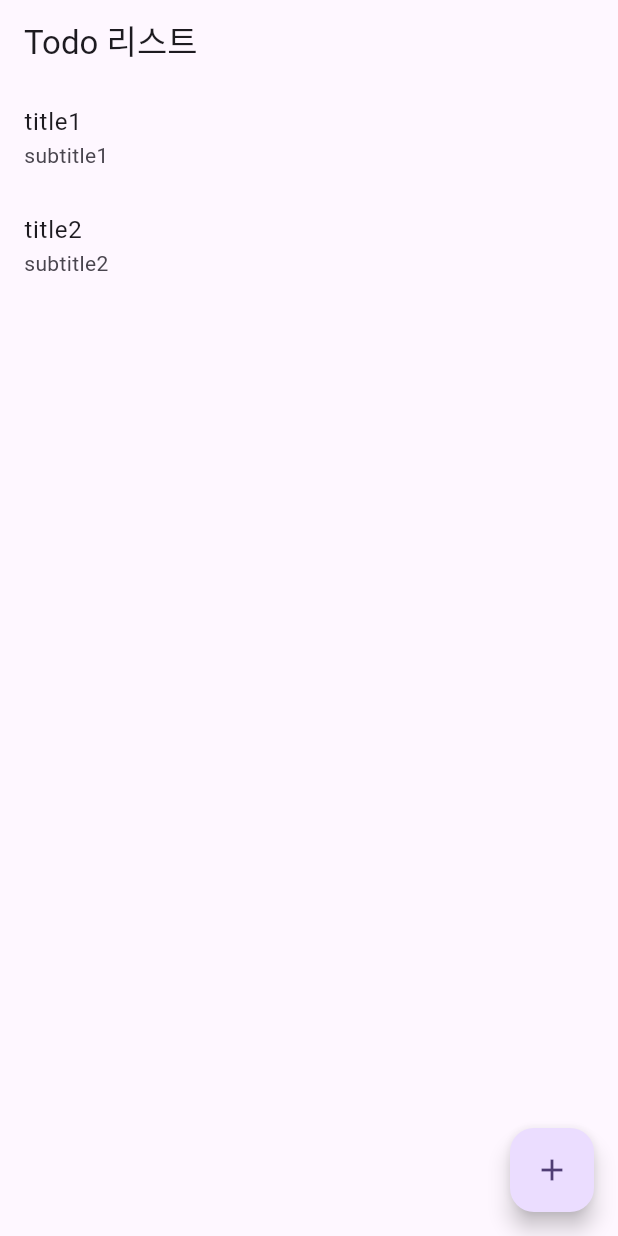
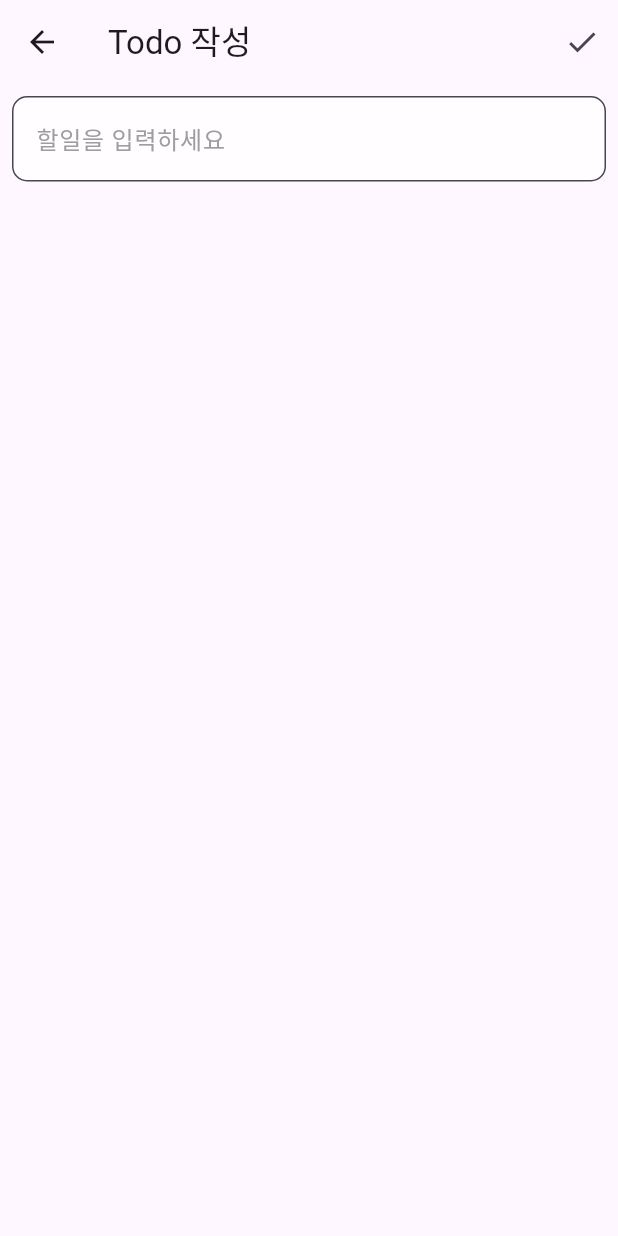
Before and after one commit to AngieEJJ/flutter-todo-app, a Flutter app: the screen it shows after launch, after a tap on the "add" icon, on a phone screen of 412 x 824 dp. Run offline on Flutter 3.47's test engine with Material 3 defaults, Android fonts, the phone set to English and light mode, and no system bars.

Commit message:
createScreen 생성

```diff
--- /dev/null
+++ b/lib/create_screen.dart
@@ -0,0 +1,28 @@
+import 'package:flutter/material.dart';
+
+class CreateScreen extends StatelessWidget {
+  const CreateScreen({super.key});
+
+  @override
+  Widget build(BuildContext context) {
+    return Scaffold(
+      appBar: AppBar(
+        title: const Text('Todo 작성'),
+        actions: [IconButton(onPressed: () {}, icon: Icon(Icons.done))],
+      ),
+      body: Padding(
+        padding: const EdgeInsets.all(8.0),
+        child: TextField(
+          decoration: InputDecoration(
+              border: OutlineInputBorder(
+                borderRadius: BorderRadius.circular(10.0),
+              ),
+              hintStyle: TextStyle(color: Colors.grey),
+              hintText: '할일을 입력하세요',
+              filled: true,
+              fillColor: Colors.white70),
+        ),
+      ),
+    );
+  }
+}
--- a/lib/main_screen.dart
+++ b/lib/main_screen.dart
@@ -1,9 +1,9 @@
 import 'package:flutter/material.dart';
+import 'package:todo_app/create_screen.dart';
 
 class MainScreen extends StatelessWidget {
   const MainScreen({super.key});
 
-  // This widget is the root of your application.
   @override
   Widget build(BuildContext context) {
     return Scaffold(
@@ -23,7 +23,10 @@ class MainScreen extends StatelessWidget {
         ],
       ),
       floatingActionButton: FloatingActionButton(
-        onPressed: () {},
+        onPressed: () {
+          Navigator.push(context,
+              MaterialPageRoute(builder: (context) => const CreateScreen()));
+        },
         child: const Icon(Icons.add),
       ),
     );
```
